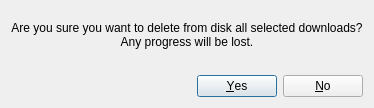
First picture: the form in gui/ui/Dialogs/cancelDownloadsDialog.ui, repository ClaudiaRaffaelli/FileDownloader, before the edit.
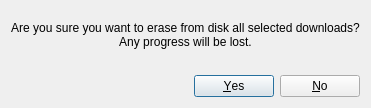
Second picture: the form after the edit.

The edit to the form file:
```diff
--- a/gui/ui/Dialogs/cancelDownloadsDialog.ui
+++ b/gui/ui/Dialogs/cancelDownloadsDialog.ui
@@ -5,6 +5,14 @@
   <property name="windowModality">
    <enum>Qt::WindowModal</enum>
   </property>
+  <property name="geometry">
+   <rect>
+    <x>0</x>
+    <y>0</y>
+    <width>431</width>
+    <height>166</height>
+   </rect>
+  </property>
   <property name="windowTitle">
    <string>Delete?</string>
   </property>
@@ -46,7 +54,7 @@
          <item>
           <widget class="QLabel" name="label">
            <property name="text">
-            <string>Are you sure you want to delete from disk all selected downloads? 
+            <string>Are you sure you want to erase from disk all selected downloads? 
 Any progress will be lost.</string>
            </property>
            <property name="alignment">
```
